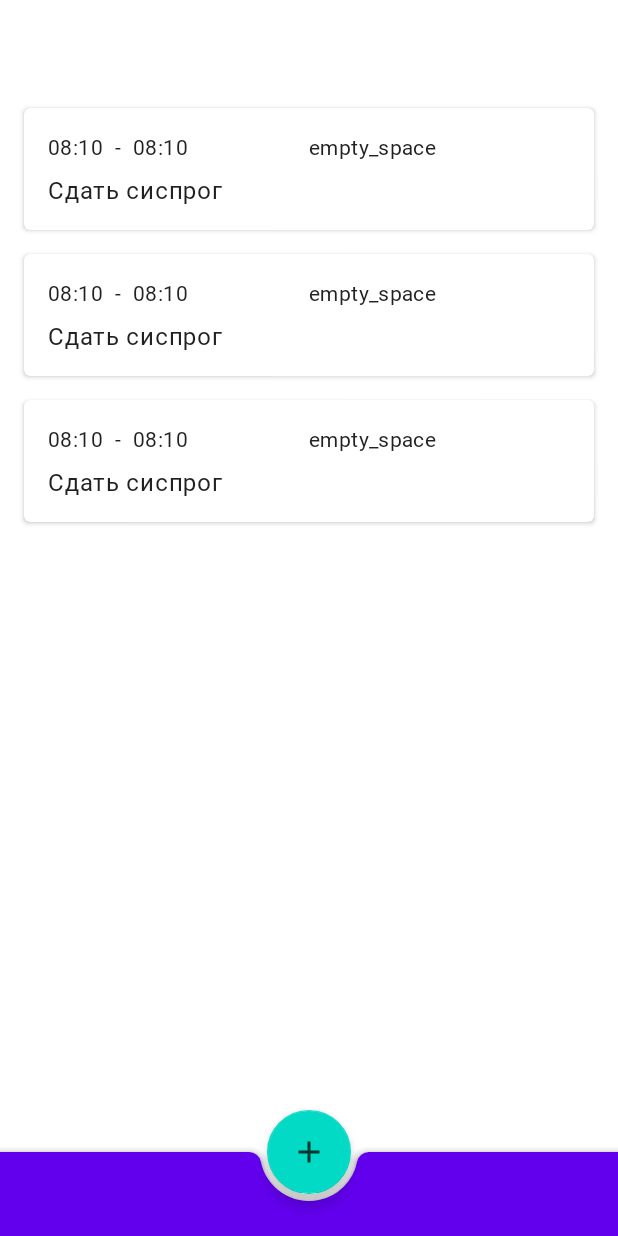
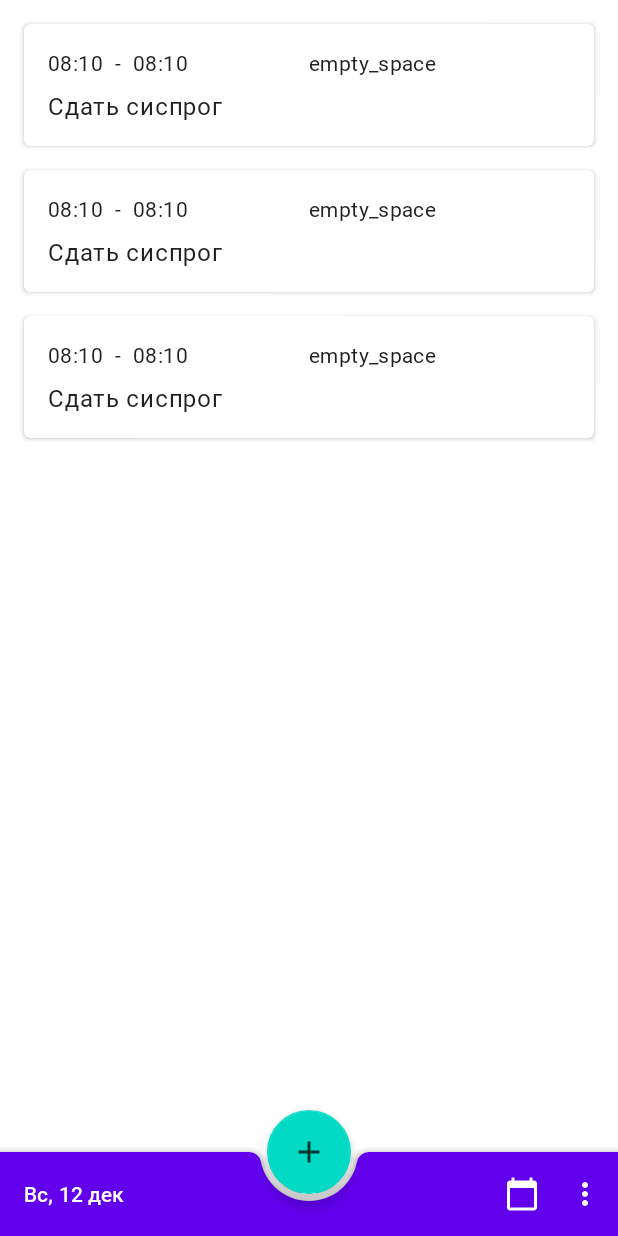
Before and after one commit to Alekseych4/DayScheduler, an Android app: the layout fragment_schedule_items_list.xml on its own in the app's theme, with its tools: preview values and no code run, on a phone screen of 412 x 824 dp. Run offline under Robolectric (Android 15) with nearby library versions, the phone set to English and light mode, and no system bars.

```diff
--- a/app/src/main/java/com/open/day/dayscheduler/controller/adapter/DayScheduleAdapter.kt
+++ b/app/src/main/java/com/open/day/dayscheduler/controller/adapter/DayScheduleAdapter.kt
@@ -49,7 +49,7 @@ class DayScheduleAdapter(private val navController: NavController)
             if (taskModel.tag != null)
                 chipGroup.addView(getChip(chipGroup.resources.getString(taskModel.tag.stringResId)))
 
-            itemView.setOnClickListener(onListItemClickListener(taskModel.id))
+            itemView.setOnClickListener(onListItemClickListener(taskModel.startTime, taskModel.id))
         }
 
         private fun getChip(tag: String): Chip {
@@ -60,9 +60,9 @@ class DayScheduleAdapter(private val navController: NavController)
             return chip
         }
 
-        private fun onListItemClickListener(id: UUID): View.OnClickListener {
+        private fun onListItemClickListener(date: Long, id: UUID): View.OnClickListener {
             return View.OnClickListener {
-                val action = DayScheduleFragmentDirections.actionDayScheduleFragmentToTaskCreationFragment(id)
+                val action = DayScheduleFragmentDirections.actionDayScheduleFragmentToTaskCreationFragment(date, id)
                 navController.navigate(action)
             }
         }
--- /dev/null
+++ b/app/src/main/res/drawable/ic_calendar_today_white_24.xml
@@ -0,0 +1,5 @@
+<vector android:height="24dp" android:tint="#FFFFFF"
+    android:viewportHeight="24" android:viewportWidth="24"
+    android:width="24dp" xmlns:android="http://schemas.android.com/apk/res/android">
+    <path android:fillColor="@android:color/white" android:pathData="M20,3h-1L19,1h-2v2L7,3L7,1L5,1v2L4,3c-1.1,0 -2,0.9 -2,2v16c0,1.1 0.9,2 2,2h16c1.1,0 2,-0.9 2,-2L22,5c0,-1.1 -0.9,-2 -2,-2zM20,21L4,21L4,8h16v13z"/>
+</vector>
--- a/app/src/main/res/layout/fragment_schedule_items_list.xml
+++ b/app/src/main/res/layout/fragment_schedule_items_list.xml
@@ -10,49 +10,35 @@
 <!--    <com.google.android.material.appbar.MaterialToolbar-->
 <!--        android:id="@+id/schedule_toolbar"-->
 <!--        android:layout_width="match_parent"-->
-<!--        android:layout_height="?actionBarSize"-->
-<!--        app:menu="">-->
+<!--        android:layout_height="?actionBarSize">-->
+<!--        -->
 <!--        <com.google.android.material.textview.MaterialTextView-->
 <!--            android:id="@+id/date_in_toolbar"-->
 <!--            android:layout_width="wrap_content"-->
 <!--            android:layout_height="wrap_content"-->
 <!--            android:textAppearance="@style/TextAppearance.DayScheduler.Subtitle2"-->
 <!--            tools:text="Вс, 12 дек"/>-->
+<!--        -->
 <!--    </com.google.android.material.appbar.MaterialToolbar>-->
-
-    <androidx.constraintlayout.widget.ConstraintLayout
-        android:layout_width="match_parent"
-        android:layout_height="match_parent"
-        android:paddingBottom="?actionBarSize"
-        android:paddingTop="?actionBarSize"
-        android:clipToPadding="false">
 
     <androidx.recyclerview.widget.RecyclerView
         android:id="@+id/schedule_items_list"
         android:name="com.open.day.dayscheduler.DayScheduleFragment"
-            android:layout_width="0dp"
-            android:layout_height="0dp"
-            android:layout_marginBottom="@dimen/margin_normal_16dp"
-            app:layout_constraintTop_toTopOf="parent"
-            app:layout_constraintLeft_toLeftOf="parent"
-            app:layout_constraintRight_toRightOf="parent"
-            app:layout_constraintBottom_toBottomOf="parent"
+        android:layout_width="match_parent"
+        android:layout_height="match_parent"
+        android:paddingBottom="90dp"
+        android:clipToPadding="false"
         tools:context=".ui.DayScheduleFragment"
         tools:listitem="@layout/fragment_schedule_item" />
 
     <TextView
         android:id="@+id/empty_schedule_text_view"
-            android:layout_width="wrap_content"
-            android:layout_height="wrap_content"
-            app:layout_constraintTop_toTopOf="parent"
-            app:layout_constraintBottom_toBottomOf="parent"
-            app:layout_constraintLeft_toLeftOf="parent"
-            app:layout_constraintRight_toRightOf="parent"
+        android:layout_width="match_parent"
+        android:layout_height="match_parent"
         android:visibility="gone"
+        android:gravity="center"
         android:text="@string/empty_schedule_list"
         android:fontFamily="@font/roboto_bold" />
-
-    </androidx.constraintlayout.widget.ConstraintLayout>
 
     <com.google.android.material.bottomappbar.BottomAppBar
         android:id="@+id/bottom_app_bar"
@@ -61,7 +47,18 @@
         android:layout_gravity="bottom"
         style="@style/Widget.MaterialComponents.BottomAppBar.Colored"
         app:fabAlignmentMode="center"
-        app:fabAnimationMode="slide"/>
+        app:fabAnimationMode="slide"
+        app:menu="@menu/schedule_bottom_app_bar_menu">
+
+        <com.google.android.material.textview.MaterialTextView
+            android:id="@+id/date_in_app_bar_text"
+            android:layout_width="wrap_content"
+            android:layout_height="wrap_content"
+            android:textColor="@color/white"
+            android:textAppearance="@style/TextAppearance.DayScheduler.Subtitle2"
+            tools:text="Вс, 12 дек"/>
+
+    </com.google.android.material.bottomappbar.BottomAppBar>
 
     <com.google.android.material.floatingactionbutton.FloatingActionButton
         android:id="@+id/add_new_task_fab"
--- /dev/null
+++ b/app/src/main/res/menu/schedule_bottom_app_bar_menu.xml
@@ -0,0 +1,15 @@
+<?xml version="1.0" encoding="utf-8"?>
+<menu xmlns:android="http://schemas.android.com/apk/res/android"
+    xmlns:app="http://schemas.android.com/apk/res-auto">
+    <item
+        android:id="@+id/calendar_menu_item"
+        android:title="@string/calendar_string"
+        android:icon="@drawable/ic_calendar_today_white_24"
+        app:showAsAction="always"
+        />
+
+    <item
+        android:id="@+id/user_profile_menu_item"
+        android:title="@string/user_profile_string"
+        app:showAsAction="never"/>
+</menu>
--- a/app/src/main/res/navigation/tasks_graph.xml
+++ b/app/src/main/res/navigation/tasks_graph.xml
@@ -18,6 +18,9 @@
                 app:argType="java.util.UUID"
                 app:nullable="true"
                 android:defaultValue="@null"/>
+            <argument
+                android:name="date"
+                app:argType="long" />
         </action>
     </fragment>
     <fragment
@@ -33,5 +36,8 @@
         <action
             android:id="@+id/action_taskCreationFragment_to_dayScheduleFragment"
             app:destination="@id/dayScheduleFragment" />
+        <argument
+            android:name="date"
+            app:argType="long" />
     </fragment>
 </navigation>
--- a/app/src/main/res/values/strings.xml
+++ b/app/src/main/res/values/strings.xml
@@ -25,4 +25,7 @@
     <string name="end_time_dialog_title">Task end time</string>
     <string name="start_time_earlier_error">Later than end time</string>
     <string name="time_overlapping_error">Overlapping with other tasks</string>
+    <string name="user_profile_string">Profile</string>
+    <string name="calendar_string">Calendar</string>
+    <string name="time_scope_error">Out of day scope</string>
 </resources>
```
Also changed, not shown: app/src/main/java/com/open/day/dayscheduler/data/dao/TaskDao.kt (+8 -1 lines), app/src/main/java/com/open/day/dayscheduler/data/repository/TaskRepository.kt (+14 -0 lines), app/src/main/java/com/open/day/dayscheduler/ui/DayScheduleFragment.kt (+51 -8 lines), app/src/main/java/com/open/day/dayscheduler/ui/TaskCreationFragment.kt (+17 -7 lines), app/src/main/java/com/open/day/dayscheduler/util/TimeCountingUtils.kt (+27 -1 lines), app/src/main/java/com/open/day/dayscheduler/viewModel/TasksViewModel.kt (+64 -10 lines), app/src/main/res/layout/task_creation_fragment.xml (+9 -0 lines), 1 other file. Lines whose indentation alone changed are shown as unchanged.
